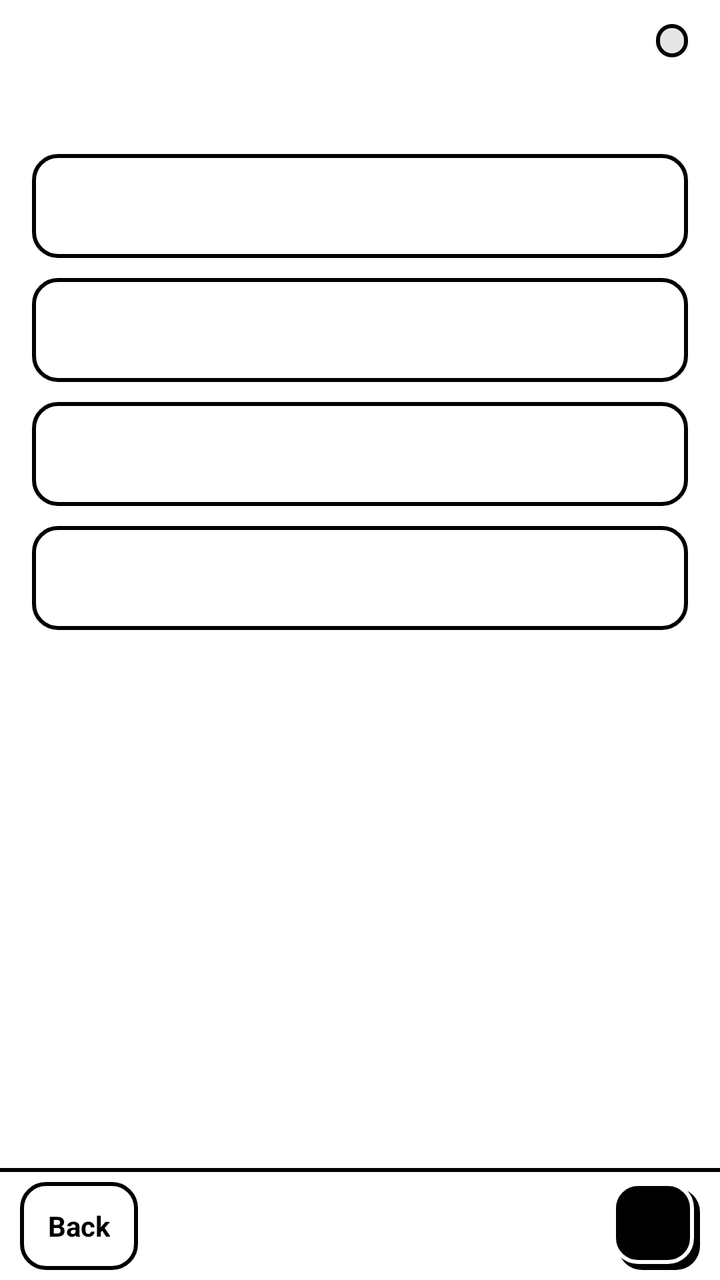
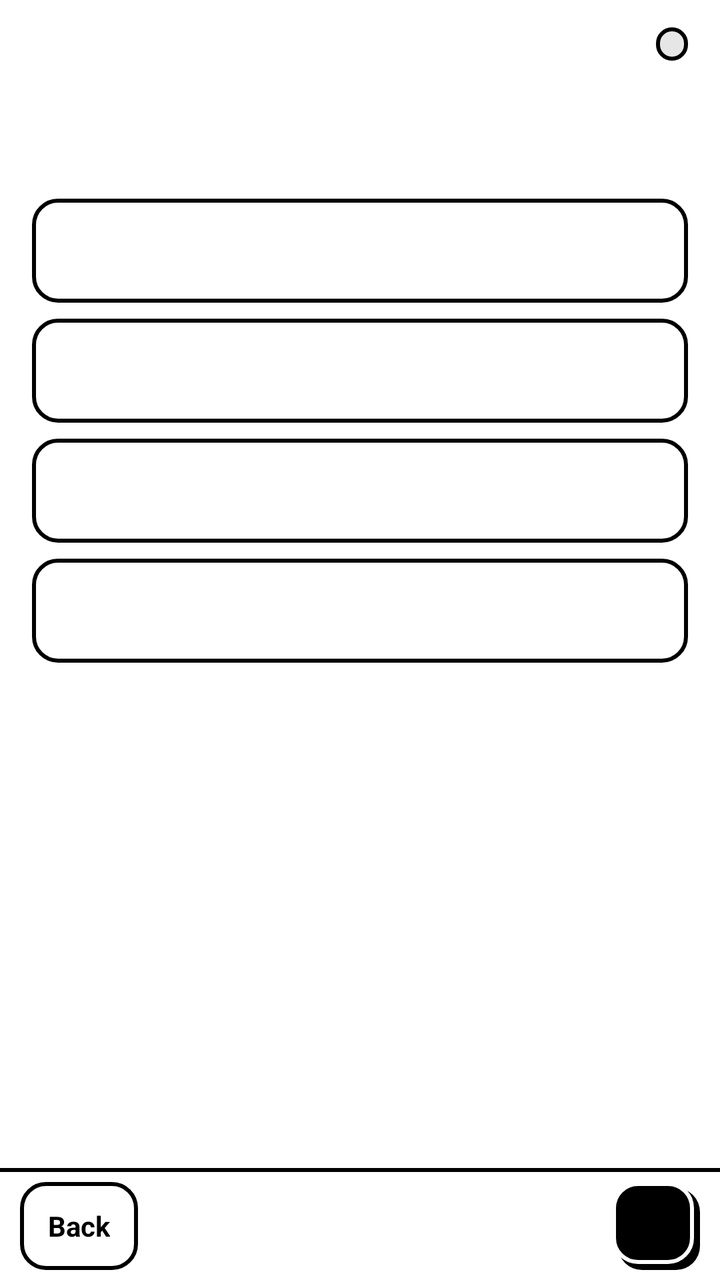

Two renders of the same Android screen: before a commit and after it. Below are the layout's source before the change and the commit's diff.
<!-- AndroidManifest.xml: application theme AppTheme -->
<!-- res/layout/quiz.xml -->
<?xml version="1.0" encoding="utf-8"?>
<FrameLayout xmlns:android="http://schemas.android.com/apk/res/android"
    android:layout_width="match_parent"
    android:layout_height="match_parent">

    <LinearLayout
        android:layout_width="match_parent"
        android:layout_height="match_parent"
        android:orientation="vertical">

        <LinearLayout
            android:layout_width="match_parent"
            android:layout_height="wrap_content"
            android:gravity="center_vertical"
            android:orientation="horizontal"
            android:paddingLeft="16dp"
            android:paddingTop="12dp"
            android:paddingRight="16dp">

            <TextView
                android:id="@+id/theme"
                style="@style/Ds.Label"
                android:layout_width="0dp"
                android:layout_weight="1" />

            <TextView android:id="@+id/progress" style="@style/Ds.Pill" />
        </LinearLayout>

        <TextView
            android:id="@+id/question"
            style="@style/Ds.Text"
            android:paddingLeft="16dp"
            android:paddingTop="10dp"
            android:paddingRight="16dp"
            android:textSize="18sp"
            android:textStyle="bold" />

        <LinearLayout
            android:id="@+id/answers"
            android:layout_width="match_parent"
            android:layout_height="wrap_content"
            android:orientation="vertical"
            android:paddingLeft="16dp"
            android:paddingTop="14dp"
            android:paddingRight="16dp">

            <TextView android:id="@+id/a0" style="@style/Ds.Choice" android:layout_marginBottom="10dp" />

            <TextView android:id="@+id/a1" style="@style/Ds.Choice" android:layout_marginBottom="10dp" />

            <TextView android:id="@+id/a2" style="@style/Ds.Choice" android:layout_marginBottom="10dp" />

            <TextView android:id="@+id/a3" style="@style/Ds.Choice" />
        </LinearLayout>

        <LinearLayout
            android:id="@+id/feedback"
            style="@style/Ds.Card"
            android:layout_width="match_parent"
            android:layout_height="wrap_content"
            android:layout_marginLeft="16dp"
            android:layout_marginTop="14dp"
            android:layout_marginRight="16dp"
            android:orientation="vertical"
            android:visibility="gone">

            <TextView android:id="@+id/verdict" style="@style/Ds.Label" />

            <TextView
                android:id="@+id/right_answer"
                style="@style/Ds.Text"
                android:paddingTop="4dp"
                android:textStyle="bold" />

            <TextView
                android:id="@+id/why"
                style="@style/Ds.Text"
                android:paddingTop="6dp"
                android:textSize="15sp" />
        </LinearLayout>

        <View android:layout_width="match_parent" android:layout_height="0dp" android:layout_weight="1" />

        <LinearLayout style="@style/Ds.Bar">

            <TextView android:id="@+id/back" style="@style/Ds.Button" android:text="@string/back" />

            <TextView android:id="@+id/status" style="@style/Ds.BarStatus" />

            <TextView android:id="@+id/primary" style="@style/Ds.Button.Primary" />
        </LinearLayout>
    </LinearLayout>

    <View
        android:id="@+id/flash"
        android:layout_width="match_parent"
        android:layout_height="match_parent"
        android:visibility="gone" />
</FrameLayout>
<!-- resources referenced by this layout -->
<resources>
  <string name="back">Back</string>
  <style name="Ds.BarStatus" parent="Ds.Mono">
          <item name="android:layout_width">0dp</item>
          <item name="android:layout_weight">1</item>
          <item name="android:gravity">center</item>
          <item name="android:textSize">12sp</item>
      </style>
  <style name="Ds.Button.Primary">
          
          <item name="android:paddingRight">17dp</item>
          <item name="android:paddingBottom">3dp</item>
          <item name="android:textColor">@color/ds_paper</item>
          <item name="android:background">@drawable/ds_button_primary</item>
      </style>
  <style name="Ds.Card">
          <item name="android:background">@drawable/ds_card</item>
          <item name="android:paddingLeft">12dp</item>
          <item name="android:paddingTop">10dp</item>
          <item name="android:paddingRight">16dp</item>
          <item name="android:paddingBottom">14dp</item>
      </style>
  <style name="Ds.Choice" parent="Ds.Button">
          <item name="android:layout_width">match_parent</item>
          <item name="android:layout_height">@dimen/ds_choice</item>
          <item name="android:gravity">center_vertical</item>
          <item name="android:textSize">15sp</item>
      </style>
  <style name="Ds.Label">
          <item name="android:layout_width">wrap_content</item>
          <item name="android:layout_height">wrap_content</item>
          <item name="android:textSize">11sp</item>
          <item name="android:textStyle">bold</item>
          <item name="android:textAllCaps">true</item>
          <item name="android:letterSpacing">0.08</item>
          <item name="android:textColor">@color/ds_ink</item>
      </style>
  <style name="Ds.Text">
          <item name="android:layout_width">match_parent</item>
          <item name="android:layout_height">wrap_content</item>
          <item name="android:textSize">16sp</item>
          <item name="android:lineSpacingMultiplier">1.2</item>
          <item name="android:textColor">@color/ds_ink</item>
      </style>
  <dimen name="ds_bar">56dp</dimen>
  <dimen name="ds_border">2dp</dimen>
  <!-- drawable ds_bar (drawable) -->
  <?xml version="1.0" encoding="utf-8"?>
  <layer-list xmlns:android="http://schemas.android.com/apk/res/android">
      <item><shape><solid android:color="@color/ds_ink" /></shape></item>
      <item android:top="@dimen/ds_border"><shape><solid android:color="@color/ds_paper" /></shape></item>
  </layer-list>
  <style name="Ds.Mono">
          <item name="android:layout_width">wrap_content</item>
          <item name="android:layout_height">wrap_content</item>
          <item name="android:fontFamily">@font/space_mono_bold</item>
          <item name="android:textSize">13sp</item>
          <item name="android:textColor">@color/ds_ink</item>
      </style>
  <dimen name="ds_touch">44dp</dimen>
  <color name="ds_paper">#FFFFFF</color>
  <dimen name="ds_choice">52dp</dimen>
  <color name="ds_ink">#000000</color>
  <!-- drawable ds_pill (drawable) -->
  <?xml version="1.0" encoding="utf-8"?>
  <shape xmlns:android="http://schemas.android.com/apk/res/android">
      <solid android:color="@color/ds_soft" />
      <stroke android:width="@dimen/ds_border" android:color="@color/ds_ink" />
      <corners android:radius="999dp" />
  </shape>
  <!-- drawable ds_shape_ink (drawable) -->
  <?xml version="1.0" encoding="utf-8"?>
  <shape xmlns:android="http://schemas.android.com/apk/res/android">
      <solid android:color="@color/ds_ink" />
      <corners android:radius="@dimen/ds_radius" />
  </shape>
  <dimen name="ds_radius">12dp</dimen>
  <color name="ds_soft">#E6E6E6</color>
  <!-- unchanged entries left out for length: 7 -->
</resources>

<!-- the commit's change to res/layout/quiz.xml (unified diff, before → after) -->
@@ -8,78 +8,157 @@
         android:layout_height="match_parent"
         android:orientation="vertical">
 
+        
         <LinearLayout
             android:layout_width="match_parent"
-            android:layout_height="wrap_content"
-            android:gravity="center_vertical"
-            android:orientation="horizontal"
+            android:layout_height="0dp"
+            android:layout_weight="1"
+            android:orientation="vertical"
             android:paddingLeft="16dp"
             android:paddingTop="12dp"
             android:paddingRight="16dp">
 
-            <TextView
-                android:id="@+id/theme"
-                style="@style/Ds.Label"
-                android:layout_width="0dp"
-                android:layout_weight="1" />
+            <LinearLayout
+                android:layout_width="match_parent"
+                android:layout_height="wrap_content"
+                android:gravity="center_vertical"
+                android:orientation="horizontal">
 
-            <TextView android:id="@+id/progress" style="@style/Ds.Pill" />
+                <TextView
+                    android:id="@+id/pack"
+                    style="@style/Ds.Text"
+                    android:layout_width="0dp"
+                    android:layout_weight="1"
+                    android:maxLines="1"
+                    android:textSize="15sp"
+                    android:textStyle="bold" />
+
+                <TextView android:id="@+id/progress" style="@style/Ds.Pill" />
+            </LinearLayout>
+
+            
+            <LinearLayout
+                android:id="@+id/play"
+                android:layout_width="match_parent"
+                android:layout_height="wrap_content"
+                android:orientation="vertical">
+
+                <TextView android:id="@+id/theme" style="@style/Ds.Label" android:layout_marginTop="12dp" />
+
+                <TextView
+                    android:id="@+id/question"
+                    style="@style/Ds.Text"
+                    android:paddingTop="4dp"
+                    android:textSize="18sp"
+                    android:textStyle="bold" />
+
+                <LinearLayout
+                    android:id="@+id/answers"
+                    android:layout_width="match_parent"
+                    android:layout_height="wrap_content"
+                    android:orientation="vertical"
+                    android:paddingTop="12dp">
+
+                    <TextView android:id="@+id/a0" style="@style/Ds.Choice" android:layout_marginBottom="8dp" android:maxLines="2" />
+
+                    <TextView android:id="@+id/a1" style="@style/Ds.Choice" android:layout_marginBottom="8dp" android:maxLines="2" />
+
+                    <TextView android:id="@+id/a2" style="@style/Ds.Choice" android:layout_marginBottom="8dp" android:maxLines="2" />
+
+                    <TextView android:id="@+id/a3" style="@style/Ds.Choice" android:maxLines="2" />
+                </LinearLayout>
+
+                <LinearLayout
+                    android:id="@+id/feedback"
+                    android:layout_width="match_parent"
+                    android:layout_height="wrap_content"
+                    android:layout_marginTop="12dp"
+                    android:background="@drawable/ds_button"
+                    android:orientation="vertical"
+                    android:paddingLeft="12dp"
+                    android:paddingTop="8dp"
+                    android:paddingRight="12dp"
+                    android:paddingBottom="10dp"
+                    android:visibility="gone">
+
+                    <TextView style="@style/Ds.Label" android:text="@string/quiz_why" />
+
+                    <TextView
+                        android:id="@+id/why"
+                        style="@style/Ds.Text"
+                        android:paddingTop="2dp"
+                        android:textSize="15sp" />
+                </LinearLayout>
+
+                <TextView
+                    android:id="@+id/added"
+                    style="@style/Ds.Mono"
+                    android:layout_marginTop="8dp"
+                    android:text="@string/quiz_added"
+                    android:visibility="gone" />
+            </LinearLayout>
+
+            
+            <LinearLayout
+                android:id="@+id/result"
+                android:layout_width="match_parent"
+                android:layout_height="wrap_content"
+                android:orientation="vertical"
+                android:visibility="gone">
+
+                <LinearLayout
+                    style="@style/Ds.Card"
+                    android:layout_width="match_parent"
+                    android:layout_height="wrap_content"
+                    android:layout_marginTop="12dp"
+                    android:gravity="center_horizontal"
+                    android:orientation="vertical">
+
+                    <TextView android:id="@+id/verdict" style="@style/Ds.Label" />
+
+                    <TextView
+                        android:id="@+id/score"
+                        style="@style/Ds.Mono"
+                        android:textSize="44sp" />
+
+                    <TextView android:id="@+id/comment" style="@style/Ds.Text" android:layout_width="wrap_content" android:textStyle="bold" />
+
+                    <TextView android:id="@+id/score_meta" style="@style/Ds.Mono" android:paddingTop="2dp" />
+                </LinearLayout>
+
+                <TextView android:id="@+id/missed_label" style="@style/Ds.Label" android:layout_marginTop="14dp" />
+
+                <TextView
+                    android:id="@+id/missed"
+                    style="@style/Ds.Text"
+                    android:paddingTop="4dp"
+                    android:textSize="15sp" />
+
+                <LinearLayout
+                    android:layout_width="match_parent"
+                    android:layout_height="wrap_content"
+                    android:layout_marginTop="12dp"
+                    android:orientation="horizontal">
+
+                    <TextView
+                        android:id="@+id/review"
+                        style="@style/Ds.Button"
+                        android:layout_width="0dp"
+                        android:layout_height="@dimen/ds_choice"
+                        android:layout_marginRight="8dp"
+                        android:layout_weight="1"
+                        android:text="@string/quiz_review" />
+
+                    <TextView
+                        android:id="@+id/other_packs"
+                        style="@style/Ds.Button"
+                        android:layout_width="0dp"
+                        android:layout_height="@dimen/ds_choice"
+                        android:layout_weight="1"
+                        android:text="@string/quiz_other_packs" />
+                </LinearLayout>
+            </LinearLayout>
         </LinearLayout>
-
-        <TextView
-            android:id="@+id/question"
-            style="@style/Ds.Text"
-            android:paddingLeft="16dp"
-            android:paddingTop="10dp"
-            android:paddingRight="16dp"
-            android:textSize="18sp"
-            android:textStyle="bold" />
-
-        <LinearLayout
-            android:id="@+id/answers"
-            android:layout_width="match_parent"
-            android:layout_height="wrap_content"
-            android:orientation="vertical"
-            android:paddingLeft="16dp"
-            android:paddingTop="14dp"
-            android:paddingRight="16dp">
-
-            <TextView android:id="@+id/a0" style="@style/Ds.Choice" android:layout_marginBottom="10dp" />
-
-            <TextView android:id="@+id/a1" style="@style/Ds.Choice" android:layout_marginBottom="10dp" />
-
-            <TextView android:id="@+id/a2" style="@style/Ds.Choice" android:layout_marginBottom="10dp" />
-
-            <TextView android:id="@+id/a3" style="@style/Ds.Choice" />
-        </LinearLayout>
-
-        <LinearLayout
-            android:id="@+id/feedback"
-            style="@style/Ds.Card"
-            android:layout_width="match_parent"
-            android:layout_height="wrap_content"
-            android:layout_marginLeft="16dp"
-            android:layout_marginTop="14dp"
-            android:layout_marginRight="16dp"
-            android:orientation="vertical"
-            android:visibility="gone">
-
-            <TextView android:id="@+id/verdict" style="@style/Ds.Label" />
-
-            <TextView
-                android:id="@+id/right_answer"
-                style="@style/Ds.Text"
-                android:paddingTop="4dp"
-                android:textStyle="bold" />
-
-            <TextView
-                android:id="@+id/why"
-                style="@style/Ds.Text"
-                android:paddingTop="6dp"
-                android:textSize="15sp" />
-        </LinearLayout>
-
-        <View android:layout_width="match_parent" android:layout_height="0dp" android:layout_weight="1" />
 
         <LinearLayout style="@style/Ds.Bar">
 
<!-- resource entries referenced after the edit -->
@@ -1,6 +1,10 @@
 <!-- resources referenced by this layout -->
 <resources>
   <string name="back">Back</string>
+  <string name="quiz_added">Added to “Questions I missed”.</string>
+  <string name="quiz_other_packs">Other packs</string>
+  <string name="quiz_review">Review missed</string>
+  <string name="quiz_why">Why</string>
   <style name="Ds.BarStatus" parent="Ds.Mono">
           <item name="android:layout_width">0dp</item>
           <item name="android:layout_weight">1</item>
